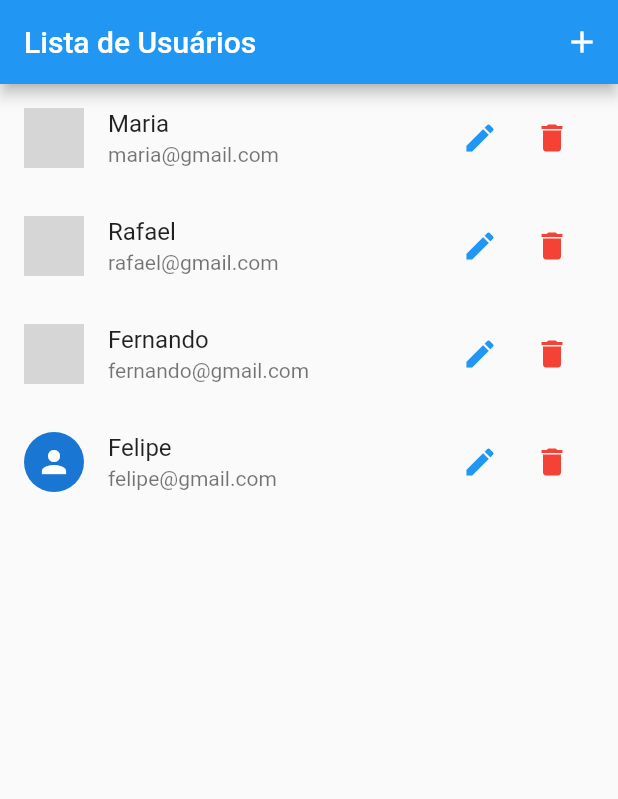
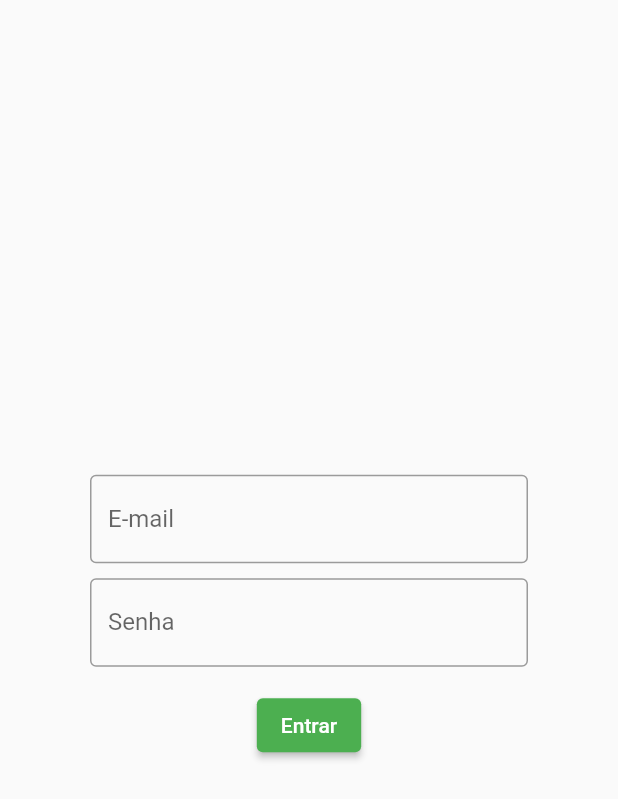
Before and after one commit to feliperufini/ads_dm_final, a Flutter app: the screen it shows after launch, on a phone screen of 412 x 824 dp. Shown: the top 799 px of the screen. Run offline on Flutter 3.47's test engine with Material 2 defaults, Android fonts, the light colour scheme and no system bars; grey boxes are pictures that could not be loaded.

Commit message:
Terceiro Commit

```diff
--- a/lib/data/dummy_users.dart
+++ b/lib/data/dummy_users.dart
@@ -3,28 +3,8 @@ import 'package:ads_dm_final/models/user.dart';
 const DUMMY_USERS = {
   '1': const User(
     id: '1',
-    name: 'Maria',
-    email: 'maria@gmail.com',
-    avatarUrl:
-        'https://64.media.tumblr.com/151476c45becfc9554ac8a6ab634f0cd/tumblr_qtv7j9nrIZ1rpwm80o1_250.jpg',
-  ),
-  '2': const User(
-    id: '2',
-    name: 'Rafael',
-    email: 'rafael@gmail.com',
-    avatarUrl:
-        'https://png.pngitem.com/pimgs/s/338-3388366_meme-for-steam-avatars-hd-png-download.png',
-  ),
-  '3': const User(
-    id: '3',
-    name: 'Fernando',
-    email: 'fernando@gmail.com',
+    name: 'Professor',
+    email: 'professor@gmail.com',
     avatarUrl: 'https://i0.wp.com/pbs.twimg.com/media/DiHYZjOVAAA95Yc.jpg',
   ),
-  '4': const User(
-    id: '4',
-    name: 'Felipe',
-    email: 'felipe@gmail.com',
-    avatarUrl: '',
-  ),
 };
--- a/lib/main.dart
+++ b/lib/main.dart
@@ -1,3 +1,4 @@
+import 'package:ads_dm_final/views/login_page.dart';
 import 'package:flutter/material.dart';
 import 'package:ads_dm_final/provider/users.dart';
 import 'package:ads_dm_final/routes/app_routes.dart';
@@ -22,10 +23,15 @@ class MyApp extends StatelessWidget {
         title: 'Flutter Demo',
         theme: ThemeData(
           primarySwatch: Colors.blue,
+          elevatedButtonTheme: ElevatedButtonThemeData(
+            style: TextButton.styleFrom(backgroundColor: Colors.green),
+          ),
           visualDensity: VisualDensity.adaptivePlatformDensity,
         ),
+        initialRoute: AppRoutes.LOGIN,
         routes: {
           AppRoutes.HOME: (_) => UserList(),
+          AppRoutes.LOGIN: (_) => LoginPage(),
           AppRoutes.USER_FORM: (_) => UserForm(),
         },
       ),
--- a/lib/routes/app_routes.dart
+++ b/lib/routes/app_routes.dart
@@ -1,4 +1,5 @@
 class AppRoutes {
   static const HOME = '/';
+  static const LOGIN = '/login';
   static const USER_FORM = '/user-form';
 }
--- /dev/null
+++ b/lib/views/login_page.dart
@@ -0,0 +1,66 @@
+import 'package:ads_dm_final/routes/app_routes.dart';
+import 'package:flutter/material.dart';
+
+class LoginPage extends StatefulWidget {
+  @override
+  _LoginPageState createState() => _LoginPageState();
+}
+
+class _LoginPageState extends State<LoginPage> {
+  String email = '';
+  String senha = '';
+
+  @override
+  Widget build(BuildContext context) {
+    return Scaffold(
+      body: SingleChildScrollView(
+        child: SizedBox(
+          width: MediaQuery.of(context).size.width,
+          height: MediaQuery.of(context).size.height,
+          child: Padding(
+            padding: const EdgeInsets.all(60.0),
+            child: Column(
+              mainAxisAlignment: MainAxisAlignment.center,
+              children: [
+                TextField(
+                  onChanged: (text) {
+                    email = text;
+                  },
+                  keyboardType: TextInputType.emailAddress,
+                  decoration: InputDecoration(
+                    labelText: 'E-mail',
+                    border: OutlineInputBorder(),
+                  ),
+                ),
+                SizedBox(height: 10),
+                TextField(
+                  onChanged: (text) {
+                    senha = text;
+                  },
+                  obscureText: true,
+                  decoration: InputDecoration(
+                    labelText: 'Senha',
+                    border: OutlineInputBorder(),
+                  ),
+                ),
+                SizedBox(height: 15),
+                ElevatedButton(
+                  onPressed: () {
+                    if (email == 'professor@gmail.com' && senha == '1234') {
+                      Navigator.of(context).pushNamed(
+                        AppRoutes.HOME,
+                      );
+                    } else {
+                      print('erro2');
+                    }
+                  },
+                  child: Text('Entrar'),
+                ),
+              ],
+            ),
+          ),
+        ),
+      ),
+    );
+  }
+}
--- a/lib/views/user_list.dart
+++ b/lib/views/user_list.dart
@@ -1,6 +1,5 @@
 import 'package:flutter/material.dart';
 import 'package:ads_dm_final/components/usrer_tile.dart';
-import 'package:ads_dm_final/models/user.dart';
 import 'package:ads_dm_final/provider/users.dart';
 import 'package:ads_dm_final/routes/app_routes.dart';
 import 'package:provider/provider.dart';
```
